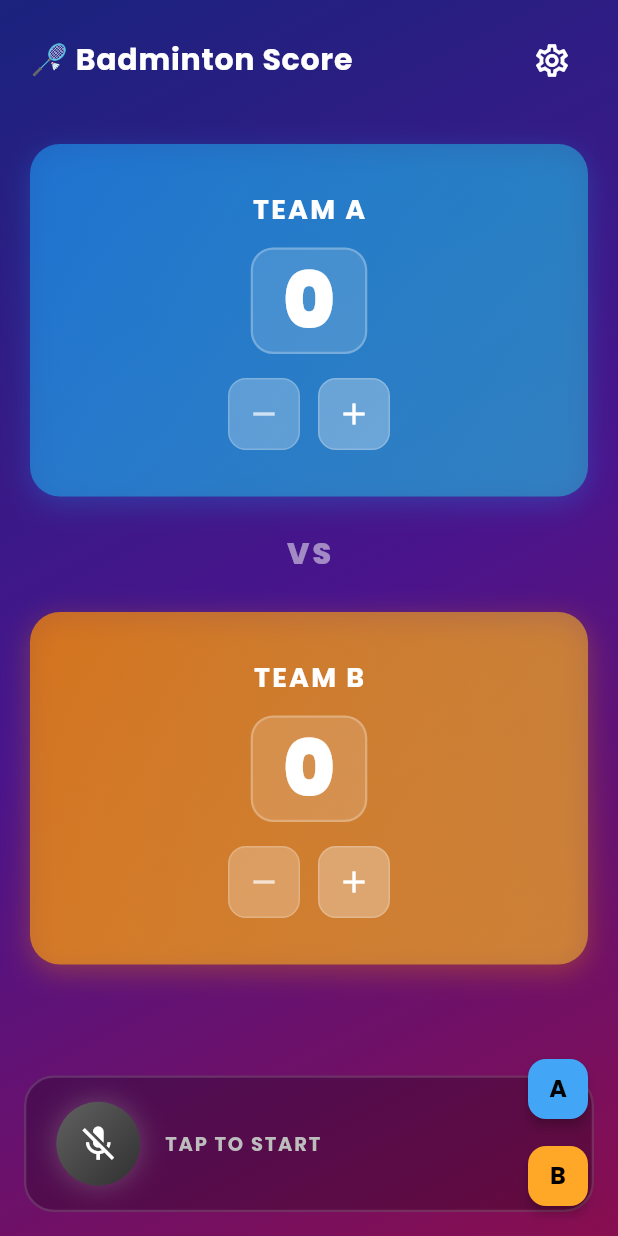
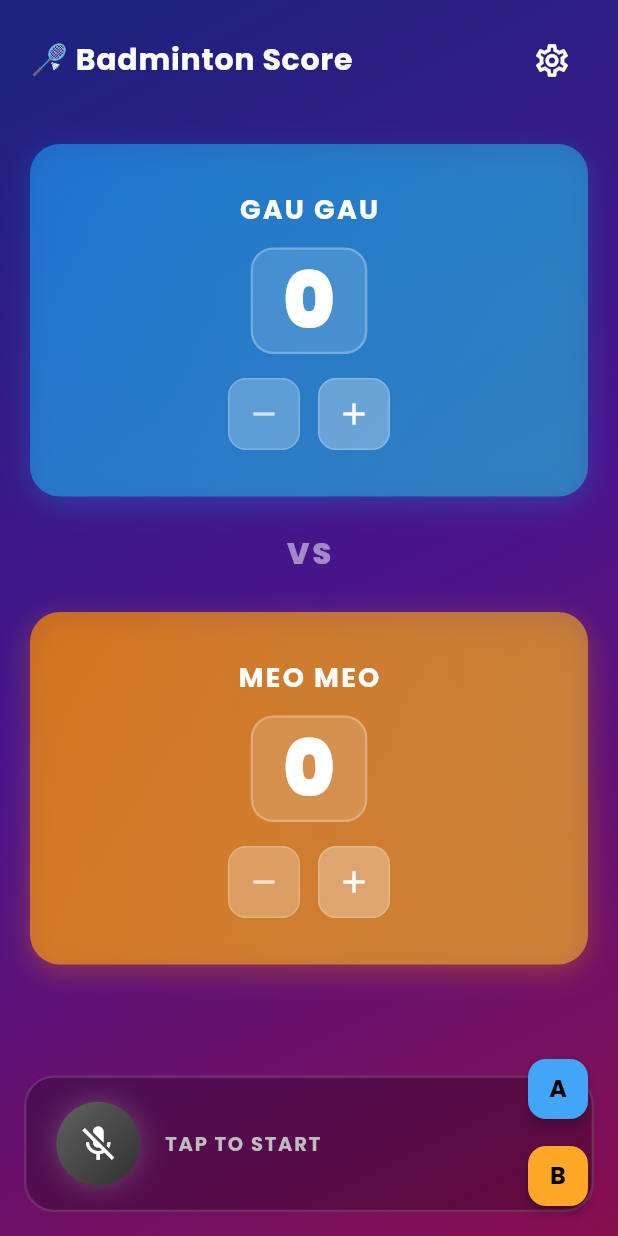
Before and after one commit to jinergenkai/badminton-system, a Flutter app: the screen it shows after launch, on a phone screen of 412 x 824 dp. Run offline on Flutter 3.47's test engine with Material 3 defaults, Android fonts, the light colour scheme and no system bars; drawn by our look-alikes of flutter_animate; our stand-ins replace flutter_dotenv, flutter_tts, get, google_fonts, permission_handler, shared_preferences; missing offline and left inert: flutter_foreground_task, porcupine_flutter.

Commit message:
feat: change team name

```diff
--- a/watch/phone/lib/services/foreground_service.dart
+++ b/watch/phone/lib/services/foreground_service.dart
@@ -107,7 +107,7 @@ class ForegroundService {
 
   // Helper to format score text
   static String _getScoreText(int teamAScore, int teamBScore) {
-    return 'G: $teamAScore  |  Meow Meow: $teamBScore';
+    return 'Gau Gau: $teamAScore  |  Meo Meo: $teamBScore';
   }
 }
 
--- a/watch/phone/lib/services/tts_service.dart
+++ b/watch/phone/lib/services/tts_service.dart
@@ -88,7 +88,7 @@ class TtsService {
       if (_currentLanguage.startsWith('vi')) {
         announcement = winner == 'Team A'
             ? 'Gâu Gâu thắng $teamAScore $teamBScore'
-            : 'Meow Meow thắng $teamBScore $teamAScore';
+            : 'Meo Meo thắng $teamBScore $teamAScore';
       } else {
         announcement = winner == 'Team A'
             ? "$winner wins $teamAScore $teamBScore"
--- a/watch/phone/lib/views/score_screen.dart
+++ b/watch/phone/lib/views/score_screen.dart
@@ -87,7 +87,7 @@ class ScoreScreen extends StatelessWidget {
                               child: Padding(
                                 padding: const EdgeInsets.all(12),
                                 child: TeamCard(
-                                  teamName: 'TEAM A',
+                                  teamName: 'GAU GAU',
                                   score: state.teamAScore,
                                   primaryColor: Colors.blue[600]!,
                                   accentColor: Colors.cyan[400]!,
@@ -135,7 +135,7 @@ class ScoreScreen extends StatelessWidget {
                               child: Padding(
                                 padding: const EdgeInsets.all(12),
                                 child: TeamCard(
-                                  teamName: 'TEAM B',
+                                  teamName: 'MEO MEO',
                                   score: state.teamBScore,
                                   primaryColor: Colors.orange[600]!,
                                   accentColor: Colors.amber[400]!,
--- a/watch/phone/lib/widgets/win_dialog.dart
+++ b/watch/phone/lib/widgets/win_dialog.dart
@@ -67,7 +67,7 @@ class WinDialog extends StatelessWidget {
 
             // Winner Text
             Text(
-              winner == 'Team A' ? 'G WINS!' : 'MEOW MEOW WINS!',
+              winner == 'Team A' ? 'GAU GAU WINS!' : 'MEO MEO WINS!',
               style: TextStyle(
                 fontSize: 32,
                 fontWeight: FontWeight.w900,
```
